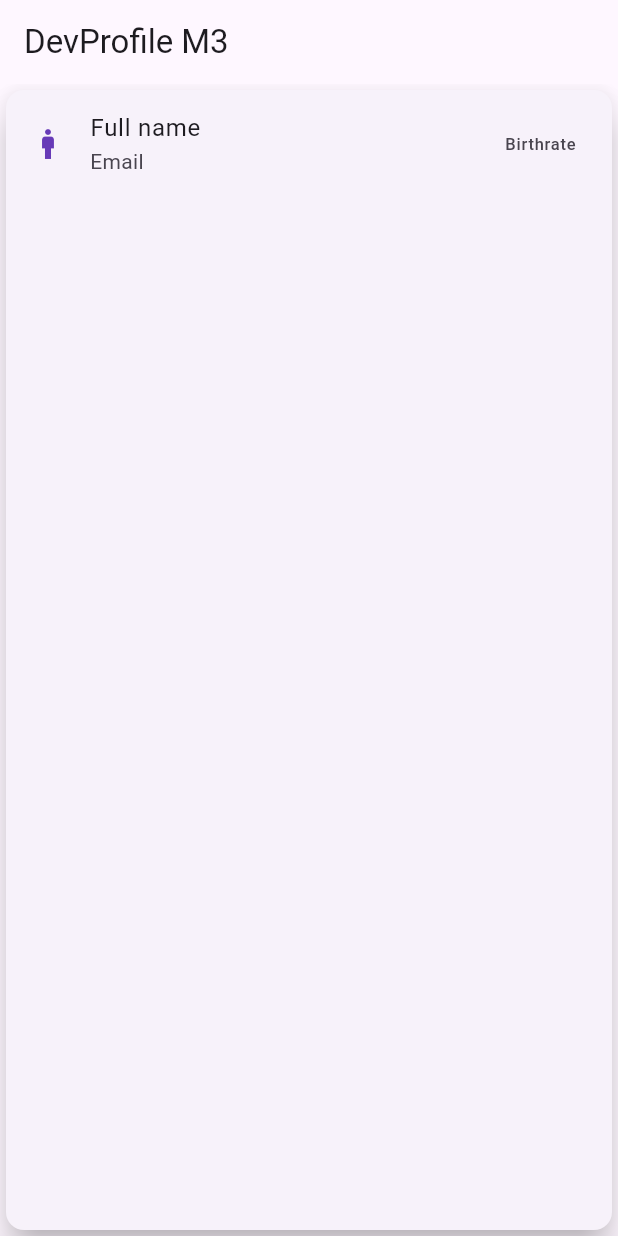
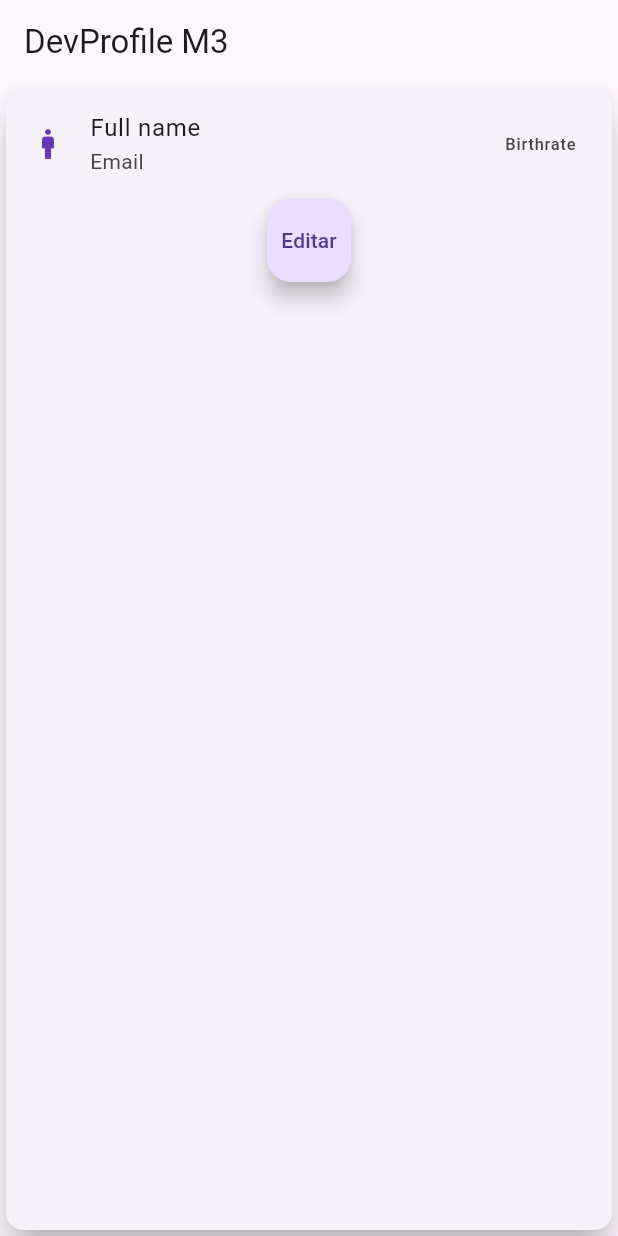
Before and after one commit to victorantonioalvarez-ux/practica2pmm, a Flutter app: the screen it shows after launch, on a phone screen of 412 x 824 dp. Run offline on Flutter 3.47's test engine with Material 3 defaults, Android fonts, the phone set to English and light mode, and no system bars.

Commit message:
feat: creada la navegacion entre paginas y boton de editar

```diff
--- a/lib/main.dart
+++ b/lib/main.dart
@@ -9,7 +9,12 @@ class MyApp extends StatelessWidget {
     return MaterialApp(
       title: 'Practica2',
       debugShowCheckedModeBanner: false,
-      home: HomeScreen(),
+      initialRoute: "/",
+      routes: {
+        "/": (context) => HomeScreen(),
+        //"/edit": (context) => PersonalScreen(),
+        //"/widgets": (context) => WidgetScreen(),
+      },
     );
   }
 }
--- a/lib/screens/home_screen.dart
+++ b/lib/screens/home_screen.dart
@@ -7,11 +7,11 @@ class HomeScreen extends StatelessWidget {
   Widget build(BuildContext context) {
     return Scaffold(
       appBar: AppBar(title: Text("DevProfile M3")),
-      body: _createCard(),
+      body: _createCard(context),
       );
   }
 
-  Widget _createCard(){
+  Widget _createCard(BuildContext context){
     return Card(
       elevation: 10,
       child: Column(
@@ -22,6 +22,14 @@ class HomeScreen extends StatelessWidget {
               subtitle: Text("Email"),
               trailing: Text("Birthrate"),
             ),
+            Row(
+              mainAxisAlignment: MainAxisAlignment.center,
+              children: [
+                FloatingActionButton(onPressed: (){
+                  Navigator.pushNamed(context, "/edit");
+                }, child: const Text("Editar"))
+              ],
+            )
         ]
       )
     );
```
